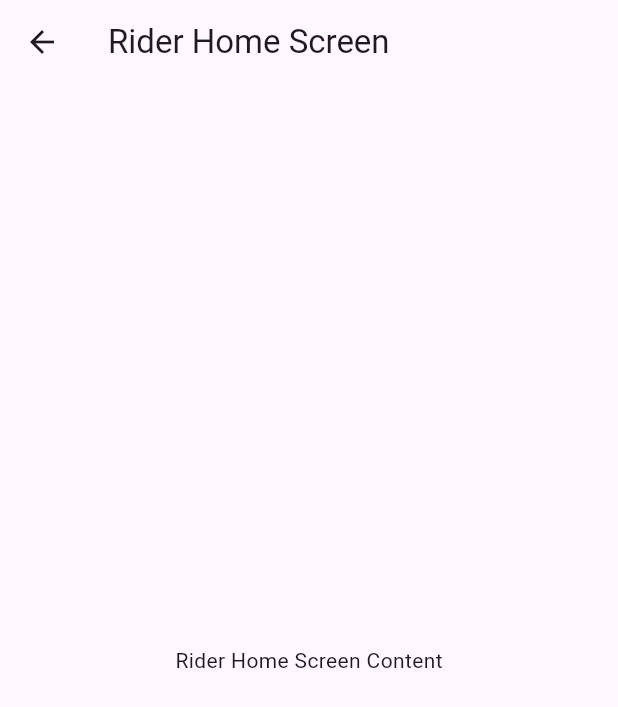
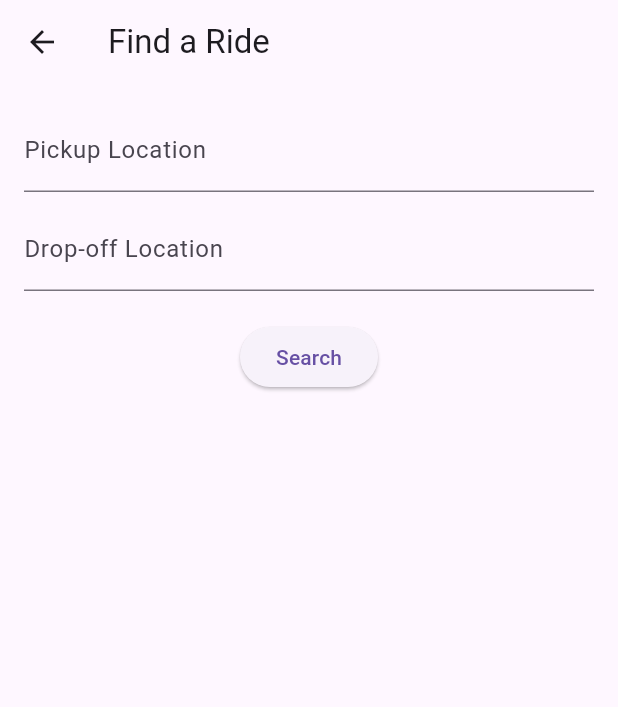
Before and after one commit to brian23ka/blah-blah-client-, a Flutter app: the RiderHomeScreen screen opened by its route, on a phone screen of 412 x 824 dp. Shown: the top 707 px of the screen. Run offline on Flutter 3.47's test engine with Material 3 defaults, Android fonts, the phone set to English and light mode, and no system bars.

Commit message:
`Refactor RiderHomeScreen to use StatefulWidget and add search functionality`

```diff
--- a/lib/screens/rider/home_screen.dart
+++ b/lib/screens/rider/home_screen.dart
@@ -1,16 +1,43 @@
 import 'package:flutter/material.dart';
 
-class RiderHomeScreen extends StatelessWidget {
-  const RiderHomeScreen({Key? key}) : super(key: key);
+class RiderHomeScreen extends StatefulWidget {
+  @override
+  _RiderHomeScreenState createState() => _RiderHomeScreenState();
+}
+
+class _RiderHomeScreenState extends State<RiderHomeScreen> {
+  final _pickupController = TextEditingController();
+  final _dropOffController = TextEditingController();
 
   @override
   Widget build(BuildContext context) {
     return Scaffold(
-      appBar: AppBar(
-        title: const Text('Rider Home Screen'),
-      ),
-      body: const Center(
-        child: Text('Rider Home Screen Content'),
+      appBar: AppBar(title: Text("Find a Ride")),
+      body: Padding(
+        padding: const EdgeInsets.all(16.0),
+        child: Column(
+          children: [
+            TextField(
+              controller: _pickupController,
+              decoration: InputDecoration(labelText: "Pickup Location"),
+            ),
+            SizedBox(height: 10),
+            TextField(
+              controller: _dropOffController,
+              decoration: InputDecoration(labelText: "Drop-off Location"),
+            ),
+            SizedBox(height: 20),
+            ElevatedButton(
+              child: Text("Search"),
+              onPressed: () {
+                Navigator.pushNamed(context, '/rider/list', arguments: {
+                  'pickup': _pickupController.text,
+                  'dropoff': _dropOffController.text,
+                });
+              },
+            ),
+          ],
+        ),
       ),
     );
   }
```
